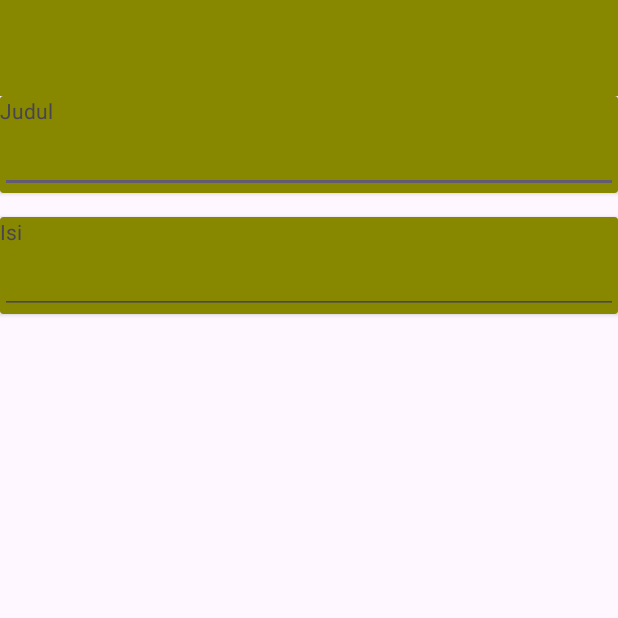
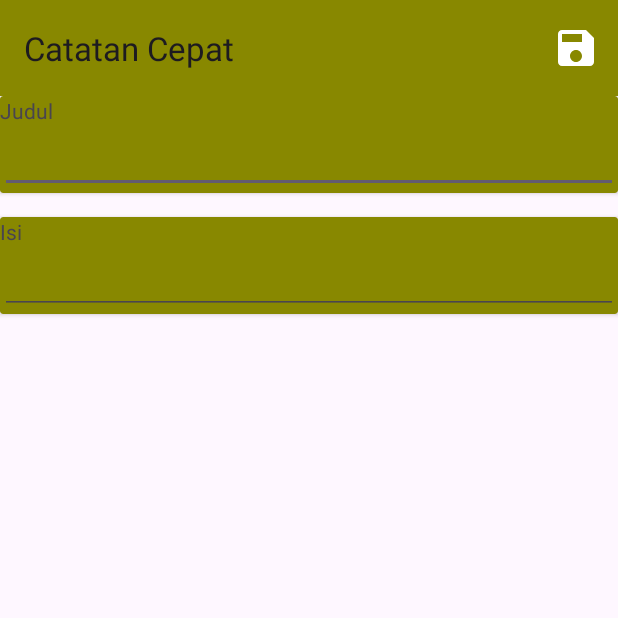
Before and after one commit to maszhar/catatan-cepat, an Android app: the NoteEditorActivity screen opened directly, with no data from a screen before it, on a phone screen of 412 x 824 dp, the top half of it. Run offline under Robolectric (Android 15) with nearby library versions, the phone set to English and light mode, and no system bars; our stand-ins replace data binding.

Commit message:
feat: set note editor activity result on save

```diff
--- a/app/src/main/java/com/maszhar/catatancepat/editor/NoteEditorActivity.kt
+++ b/app/src/main/java/com/maszhar/catatancepat/editor/NoteEditorActivity.kt
@@ -1,21 +1,52 @@
 package com.maszhar.catatancepat.editor
 
 import android.os.Bundle
+import android.view.Menu
+import android.view.MenuItem
 import androidx.activity.enableEdgeToEdge
 import androidx.appcompat.app.AppCompatActivity
 import androidx.core.view.ViewCompat
 import androidx.core.view.WindowInsetsCompat
+import androidx.databinding.DataBindingUtil
+import androidx.lifecycle.ViewModelProvider
 import com.maszhar.catatancepat.R
+import com.maszhar.catatancepat.databinding.ActivityNoteEditorBinding
 
 class NoteEditorActivity : AppCompatActivity() {
     override fun onCreate(savedInstanceState: Bundle?) {
         super.onCreate(savedInstanceState)
         enableEdgeToEdge()
-        setContentView(R.layout.activity_note_editor)
-        ViewCompat.setOnApplyWindowInsetsListener(findViewById(R.id.main)) { v, insets ->
+
+        // layout binding
+        val binding: ActivityNoteEditorBinding = DataBindingUtil.setContentView(this, R.layout.activity_note_editor)
+
+        ViewCompat.setOnApplyWindowInsetsListener(binding.main) { v, insets ->
             val systemBars = insets.getInsets(WindowInsetsCompat.Type.systemBars())
             v.setPadding(systemBars.left, systemBars.top, systemBars.right, systemBars.bottom)
             insets
         }
+
+        // set toolbar as action bar of activity
+        setSupportActionBar(binding.toolbar)
+
+        // get view model
+        val vm: NoteEditorViewModel = ViewModelProvider(this)[NoteEditorViewModel::class.java]
+
+        // set vm on layout
+        binding.vm = vm
+    }
+
+    override fun onCreateOptionsMenu(menu: Menu?): Boolean {
+        menuInflater.inflate(R.menu.menu_note_editor, menu)
+        return true
+    }
+
+    override fun onOptionsItemSelected(item: MenuItem): Boolean {
+        if(item.itemId == R.id.save_menu) {
+            setResult(RESULT_OK)
+            finish()
+            return true
+        }
+        return false
     }
 }
--- /dev/null
+++ b/app/src/main/java/com/maszhar/catatancepat/editor/NoteEditorViewModel.kt
@@ -0,0 +1,9 @@
+package com.maszhar.catatancepat.editor
+
+import androidx.lifecycle.MutableLiveData
+import androidx.lifecycle.ViewModel
+
+class NoteEditorViewModel: ViewModel() {
+    val title = MutableLiveData("")
+    val content = MutableLiveData("")
+}
--- a/app/src/main/java/com/maszhar/catatancepat/list/NoteListActivity.kt
+++ b/app/src/main/java/com/maszhar/catatancepat/list/NoteListActivity.kt
@@ -2,7 +2,11 @@ package com.maszhar.catatancepat.list
 
 import android.content.Intent
 import android.os.Bundle
+import android.widget.Toast
 import androidx.activity.enableEdgeToEdge
+import androidx.activity.result.ActivityResult
+import androidx.activity.result.ActivityResultCallback
+import androidx.activity.result.contract.ActivityResultContracts
 import androidx.appcompat.app.AppCompatActivity
 import androidx.core.view.ViewCompat
 import androidx.core.view.WindowInsetsCompat
@@ -12,6 +16,14 @@ import com.maszhar.catatancepat.databinding.ActivityNoteListBinding
 import com.maszhar.catatancepat.editor.NoteEditorActivity
 
 class NoteListActivity : AppCompatActivity() {
+    private val noteEditorLauncher = registerForActivityResult(ActivityResultContracts.StartActivityForResult(), object: ActivityResultCallback<ActivityResult> {
+        override fun onActivityResult(result: ActivityResult) {
+            if(result.resultCode == RESULT_OK) {
+                Toast.makeText(this@NoteListActivity, "Perubahan catatan diterima", Toast.LENGTH_SHORT).show()
+            }
+        }
+    })
+
     override fun onCreate(savedInstanceState: Bundle?) {
         super.onCreate(savedInstanceState)
         enableEdgeToEdge()
@@ -29,7 +41,7 @@ class NoteListActivity : AppCompatActivity() {
         binding.addNoteButton.setOnClickListener {
             // open note editor
             val intent = Intent(this, NoteEditorActivity::class.java)
-            startActivity(intent)
+            noteEditorLauncher.launch(intent)
         }
     }
 }
--- /dev/null
+++ b/app/src/main/res/drawable/save_icon.xml
@@ -0,0 +1,5 @@
+<vector xmlns:android="http://schemas.android.com/apk/res/android" android:height="48dp" android:tint="#FFFFFF" android:viewportHeight="24" android:viewportWidth="24" android:width="48dp">
+
+    <path android:fillColor="@android:color/white" android:pathData="M17,3L5,3c-1.11,0 -2,0.9 -2,2v14c0,1.1 0.89,2 2,2h14c1.1,0 2,-0.9 2,-2L21,7l-4,-4zM12,19c-1.66,0 -3,-1.34 -3,-3s1.34,-3 3,-3 3,1.34 3,3 -1.34,3 -3,3zM15,9L5,9L5,5h10v4z"/>
+
+</vector>
--- a/app/src/main/res/layout/activity_note_editor.xml
+++ b/app/src/main/res/layout/activity_note_editor.xml
@@ -2,6 +2,13 @@
 <layout xmlns:android="http://schemas.android.com/apk/res/android"
     xmlns:app="http://schemas.android.com/apk/res-auto"
     xmlns:tools="http://schemas.android.com/tools">
+
+    <data>
+
+        <variable
+            name="vm"
+            type="com.maszhar.catatancepat.editor.NoteEditorViewModel" />
+    </data>
 
     <androidx.coordinatorlayout.widget.CoordinatorLayout
         android:layout_width="match_parent"
@@ -13,6 +20,7 @@
             android:layout_height="wrap_content">
 
             <androidx.appcompat.widget.Toolbar
+                android:id="@+id/toolbar"
                 android:layout_width="match_parent"
                 android:layout_height="?attr/actionBarSize"
                 android:background="#888800"
@@ -54,6 +62,7 @@
                         android:layout_height="wrap_content"
                         android:inputType="textCapWords"
                         android:maxLines="1"
+                        android:text="@={vm.title}"
                         app:layout_constraintEnd_toEndOf="parent"
                         app:layout_constraintStart_toStartOf="parent"
                         app:layout_constraintTop_toBottomOf="@id/title_label" />
@@ -88,6 +97,7 @@
                         android:layout_width="0dp"
                         android:layout_height="wrap_content"
                         android:maxLines="1000"
+                        android:text="@={vm.content}"
                         app:layout_constraintEnd_toEndOf="parent"
                         app:layout_constraintStart_toStartOf="parent"
                         app:layout_constraintTop_toBottomOf="@id/content_label" />
--- /dev/null
+++ b/app/src/main/res/menu/menu_note_editor.xml
@@ -0,0 +1,9 @@
+<?xml version="1.0" encoding="utf-8"?>
+<menu xmlns:android="http://schemas.android.com/apk/res/android"
+    xmlns:app="http://schemas.android.com/apk/res-auto">
+    <item
+        android:id="@+id/save_menu"
+        android:icon="@drawable/save_icon"
+        android:title="Simpan"
+        app:showAsAction="always" />
+</menu>
```
